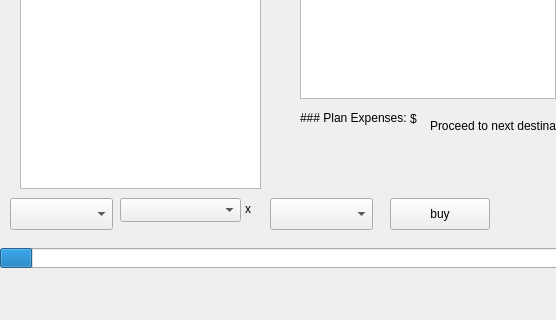
Before: the Qt Designer form Project-2-NFL/tripprogressWidget.ui in massivemembrain/Project-2-NFL, drawn with Qt 5; both pictures show x 0 to 556 and y 222 to 542 of the 853 by 542 pixel window.
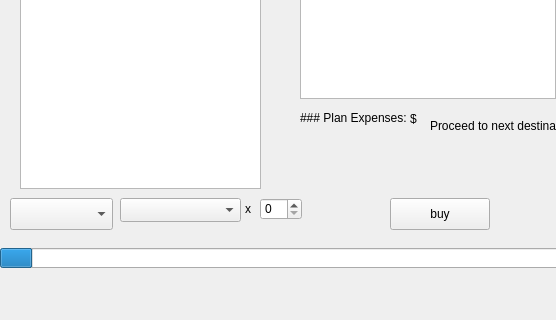
After: the same form once the commit is applied.

```diff
--- a/Project-2-NFL/tripprogressWidget.ui
+++ b/Project-2-NFL/tripprogressWidget.ui
@@ -277,16 +277,6 @@
     </rect>
    </property>
   </widget>
-  <widget class="QComboBox" name="comboBox_quantity">
-   <property name="geometry">
-    <rect>
-     <x>270</x>
-     <y>420</y>
-     <width>103</width>
-     <height>32</height>
-    </rect>
-   </property>
-  </widget>
   <widget class="QPushButton" name="pushButton_buy">
    <property name="geometry">
     <rect>
@@ -300,6 +290,16 @@
     <string>buy</string>
    </property>
   </widget>
+  <widget class="QSpinBox" name="spinBox_quantity">
+   <property name="geometry">
+    <rect>
+     <x>260</x>
+     <y>420</y>
+     <width>42</width>
+     <height>22</height>
+    </rect>
+   </property>
+  </widget>
  </widget>
  <resources/>
  <connections/>
```
